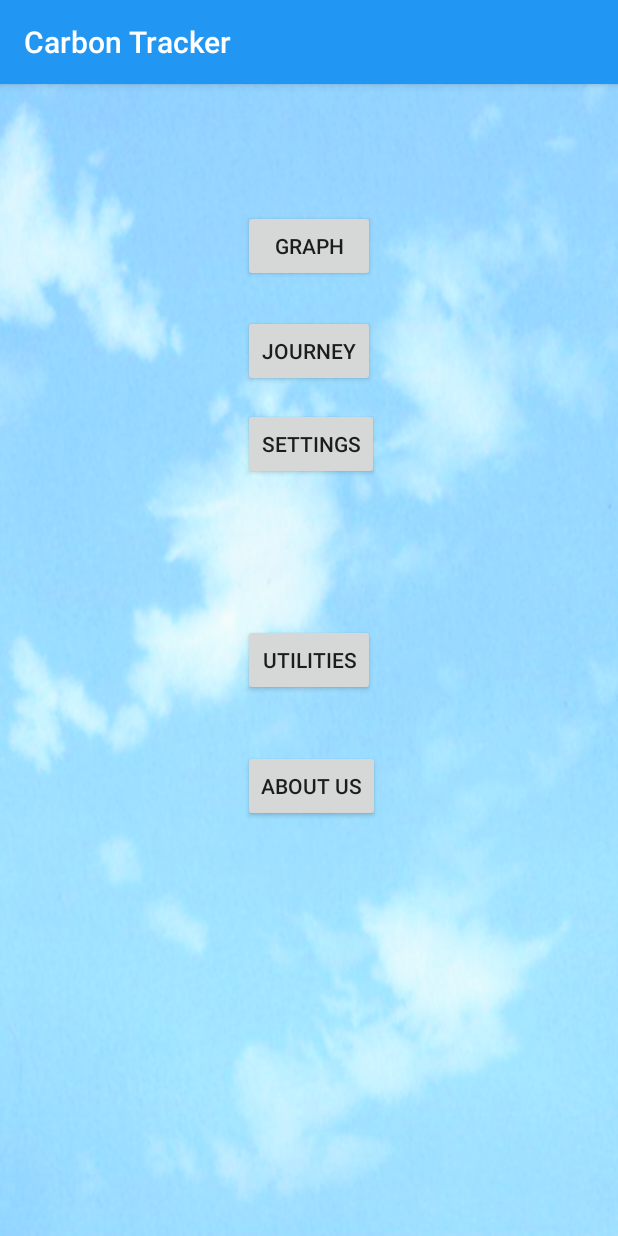
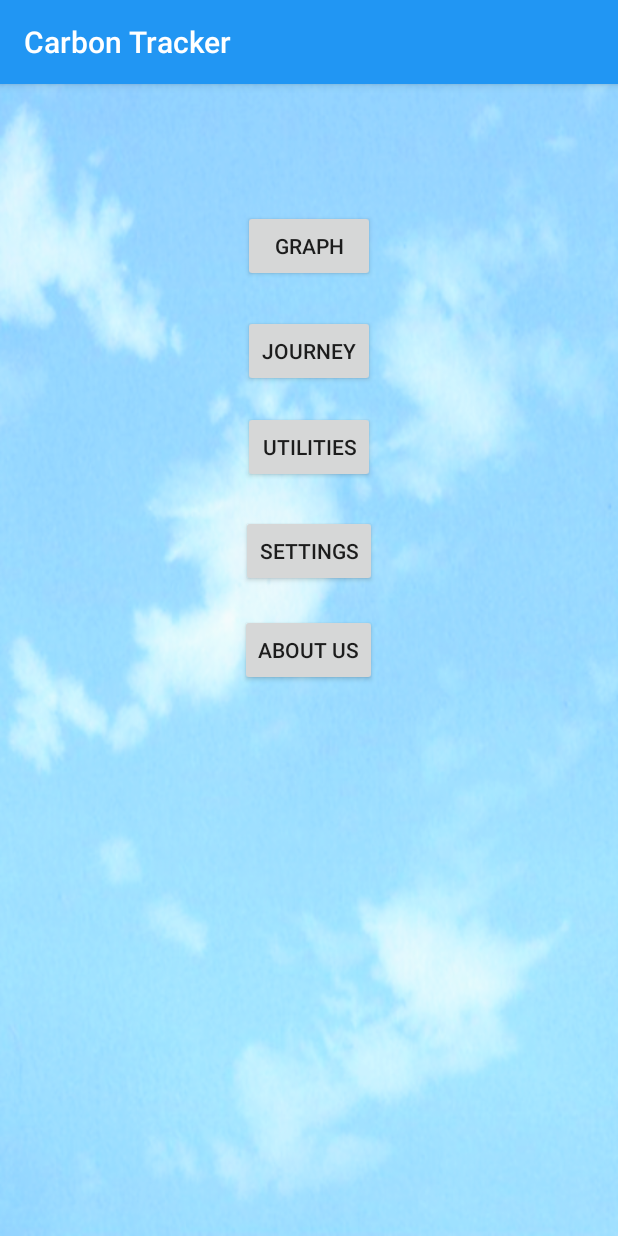
Before and after one commit to tangjon/Carbon-Tracking-System, an Android app: the Temp_Main_Acticity screen opened directly, with no data from a screen before it, on a phone screen of 412 x 824 dp. Run offline under Robolectric (Android 15) with nearby library versions, the phone set to English and light mode, and no system bars.

Commit message:
reorder main menu

```diff
--- a/app/src/main/res/layout/activity_temp__main__acticity.xml
+++ b/app/src/main/res/layout/activity_temp__main__acticity.xml
@@ -25,8 +25,9 @@
         android:text="UTILITIES"
         tools:layout_editor_absoluteX="290dp"
         tools:layout_editor_absoluteY="427dp"
-      android:layout_centerVertical="true"
-      android:layout_centerHorizontal="true" />
+        android:layout_below="@+id/Main_Journey_BTN"
+        android:layout_centerHorizontal="true"
+        android:layout_marginTop="16dp" />
 
     <Button
         android:id="@+id/Main_Journey_BTN"
@@ -42,18 +43,18 @@
       android:id="@+id/btn_about"
       android:layout_width="wrap_content"
       android:layout_height="wrap_content"
-      android:layout_marginTop="36dp"
-      android:layout_alignStart="@+id/Main_Utilities_BTN"
-      android:layout_below="@+id/Main_Utilities_BTN"
-      android:text="@string/label_about_us" />
+        android:text="@string/label_about_us"
+        android:layout_marginTop="18dp"
+        android:layout_below="@+id/btnMainActivityToSettings"
+        android:layout_alignEnd="@+id/btnMainActivityToSettings" />
 
     <Button
         android:id="@+id/btnMainActivityToSettings"
         android:layout_width="wrap_content"
         android:layout_height="wrap_content"
-        android:layout_alignStart="@+id/Main_Journey_BTN"
-        android:layout_below="@+id/Main_Journey_BTN"
-        android:layout_marginTop="14dp"
-        android:text="Settings" />
+        android:text="Settings"
+        android:layout_below="@+id/Main_Utilities_BTN"
+        android:layout_centerHorizontal="true"
+        android:layout_marginTop="21dp" />
 
 </RelativeLayout>
```
